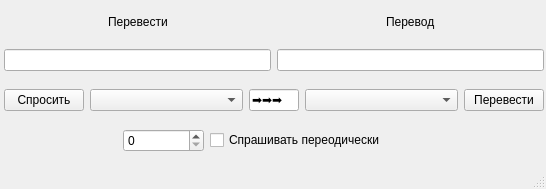
Qt form Translate/UI/TranslateUI.ui (Pro100DeSkree/TranslateUI.py) before a commit.
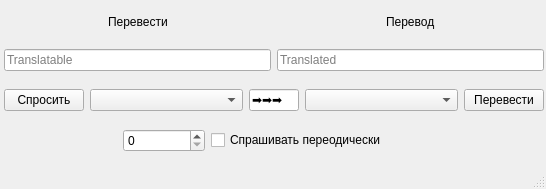
The same form after that commit.

The edit to the form file:
```diff
--- a/Translate/UI/TranslateUI.ui
+++ b/Translate/UI/TranslateUI.ui
@@ -95,6 +95,9 @@
          <property name="text">
           <string/>
          </property>
+         <property name="placeholderText">
+          <string>Translatable</string>
+         </property>
         </widget>
        </item>
        <item row="0" column="0">
@@ -139,6 +142,15 @@
          <property name="text">
           <string/>
          </property>
+         <property name="readOnly">
+          <bool>true</bool>
+         </property>
+         <property name="placeholderText">
+          <string>Translated</string>
+         </property>
+         <property name="cursorMoveStyle">
+          <enum>Qt::LogicalMoveStyle</enum>
+         </property>
         </widget>
        </item>
        <item row="0" column="0">
@@ -183,7 +195,7 @@
      <rect>
       <x>123</x>
       <y>120</y>
-      <width>262</width>
+      <width>263</width>
       <height>41</height>
      </rect>
     </property>
```
